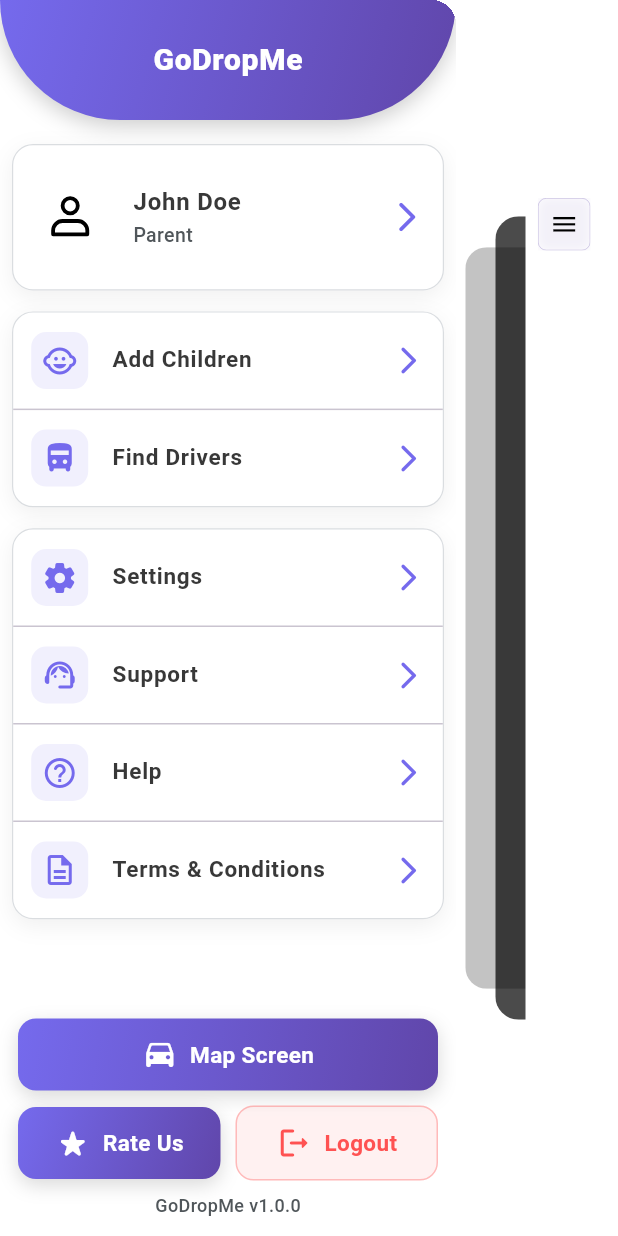
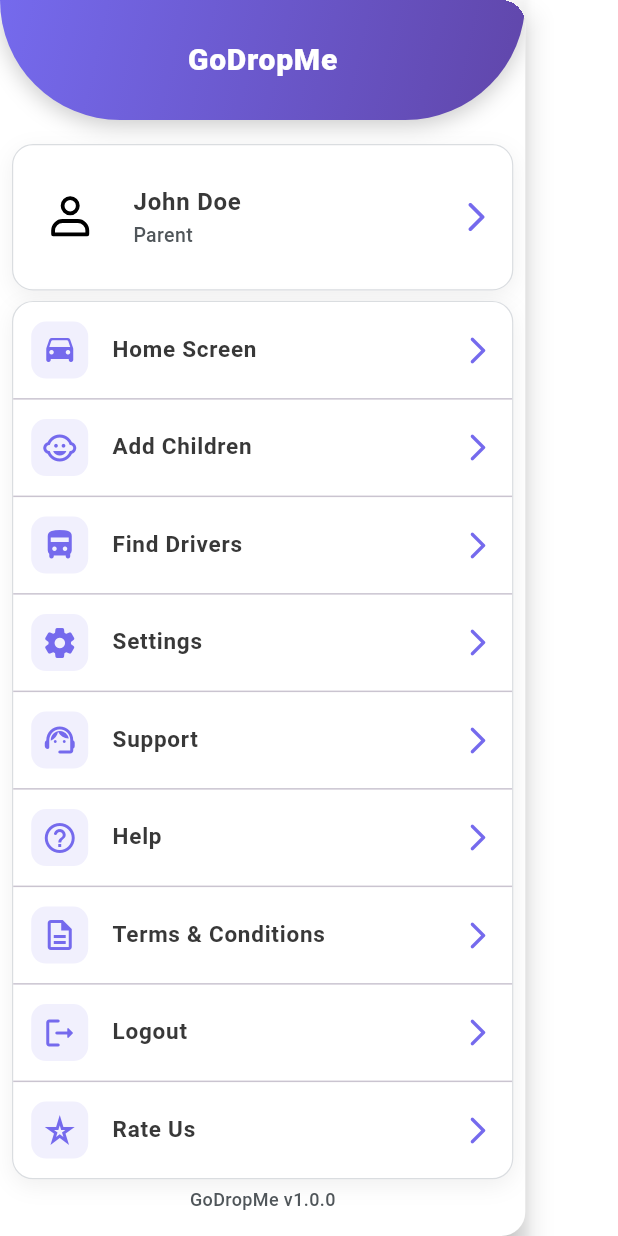
Before and after one commit to rayyankhan00776/GoDropMe, a Flutter app: the AddChildrenScreen screen opened by its route, after a tap on the "menu" icon, on a phone screen of 412 x 824 dp. Run offline on Flutter 3.47's test engine with Material 3 defaults, Android fonts, the phone set to English and light mode, and no system bars; drawn by our look-alikes of flutter_zoom_drawer; our stand-ins replace flutter_svg, get, google_maps_flutter, image_picker, shared_preferences; accounts and stored records are empty; project files that could hold a hidden picture were left out.

Commit message:
removed the google nav drawer and remove the button and added it to the list

```diff
--- a/lib/constants/app_strings.dart
+++ b/lib/constants/app_strings.dart
@@ -134,7 +134,7 @@ class AppStrings {
   static const drawerSupport = 'Support';
   static const drawerHelp = 'Help';
   static const drawerTerms = 'Terms & Conditions';
-  static const drawerMapScreen = 'Map Screen';
+  static const drawerMapScreen = 'Home Screen';
   static const drawerRateUs = 'Rate Us';
   static const drawerLogout = 'Logout';
   static const drawerVersionLabel = 'GoDropMe v1.0.0';
--- a/lib/features/parentSide/common widgets/drawer widgets/gradient_action_button.dart
+++ /dev/null
@@ -1,59 +0,0 @@
-// ignore_for_file: deprecated_member_use
-
-import 'package:flutter/material.dart';
-import 'package:godropme/utils/app_typography.dart';
-
-class DrawerGradientActionButton extends StatelessWidget {
-  final IconData icon;
-  final String label;
-  final List<Color> colors;
-  final VoidCallback? onTap;
-
-  const DrawerGradientActionButton({
-    super.key,
-    required this.icon,
-    required this.label,
-    required this.colors,
-    this.onTap,
-  });
-
-  @override
-  Widget build(BuildContext context) {
-    return GestureDetector(
-      onTap: onTap,
-      child: Container(
-        padding: const EdgeInsets.symmetric(vertical: 12, horizontal: 8),
-        decoration: BoxDecoration(
-          gradient: LinearGradient(
-            colors: colors,
-            begin: Alignment.topLeft,
-            end: Alignment.bottomRight,
-          ),
-          borderRadius: BorderRadius.circular(12),
-          boxShadow: [
-            BoxShadow(
-              color: Colors.black.withOpacity(0.15),
-              blurRadius: 10,
-              offset: const Offset(0, 4),
-            ),
-          ],
-        ),
-        child: Row(
-          mainAxisAlignment: MainAxisAlignment.center,
-          children: [
-            Icon(icon, color: Colors.white),
-            const SizedBox(width: 8),
-            Text(
-              label,
-              style: AppTypography.optionLineSecondary.copyWith(
-                color: Colors.white,
-                fontSize: 15,
-                fontWeight: FontWeight.w700,
-              ),
-            ),
-          ],
-        ),
-      ),
-    );
-  }
-}
--- a/lib/features/parentSide/common widgets/drawer widgets/outline_action_button.dart
+++ /dev/null
@@ -1,49 +0,0 @@
-// ignore_for_file: deprecated_member_use
-
-import 'package:flutter/material.dart';
-import 'package:godropme/utils/app_typography.dart';
-
-class DrawerOutlineActionButton extends StatelessWidget {
-  final IconData icon;
-  final String label;
-  final Color color;
-  final VoidCallback? onTap;
-
-  const DrawerOutlineActionButton({
-    super.key,
-    required this.icon,
-    required this.label,
-    required this.color,
-    this.onTap,
-  });
-
-  @override
-  Widget build(BuildContext context) {
-    return GestureDetector(
-      onTap: onTap,
-      child: Container(
-        padding: const EdgeInsets.symmetric(vertical: 12, horizontal: 8),
-        decoration: BoxDecoration(
-          color: color.withOpacity(0.08),
-          borderRadius: BorderRadius.circular(12),
-          border: Border.all(color: color.withOpacity(0.35)),
-        ),
-        child: Row(
-          mainAxisAlignment: MainAxisAlignment.center,
-          children: [
-            Icon(icon, color: color),
-            const SizedBox(width: 8),
-            Text(
-              label,
-              style: AppTypography.optionLineSecondary.copyWith(
-                color: color,
-                fontSize: 15,
-                fontWeight: FontWeight.w700,
-              ),
-            ),
-          ],
-        ),
-      ),
-    );
-  }
-}
--- a/lib/features/parentSide/common widgets/drawer.dart
+++ b/lib/features/parentSide/common widgets/drawer.dart
@@ -14,8 +14,6 @@ import 'package:godropme/features/parentSide/common widgets/drawer widgets/drawe
 import 'package:godropme/features/parentSide/common widgets/drawer widgets/drawer_card.dart';
 import 'package:godropme/features/parentSide/common widgets/drawer widgets/drawer_tile.dart';
 import 'package:godropme/features/parentSide/common widgets/drawer widgets/profile_tile.dart';
-import 'package:godropme/features/parentSide/common widgets/drawer widgets/gradient_action_button.dart';
-import 'package:godropme/features/parentSide/common widgets/drawer widgets/outline_action_button.dart';
 
 class ParentDrawer extends StatelessWidget {
   const ParentDrawer({super.key});
@@ -46,12 +44,18 @@ class ParentDrawer extends StatelessWidget {
                     ),
                   ),
 
-                  const SizedBox(height: 14),
+                  const SizedBox(height: 7),
 
                   // Quick actions
                   DrawerCard(
                     child: Column(
                       children: [
+                        DrawerTile(
+                          icon: Icons.drive_eta_rounded,
+                          title: AppStrings.drawerMapScreen,
+                          onTap: () => Get.offNamed(AppRoutes.parentmapScreen),
+                        ),
+                        const Divider(height: 1),
                         DrawerTile(
                           icon: Icons.child_care_rounded,
                           title: AppStrings.drawerAddChildren,
@@ -63,16 +67,8 @@ class ParentDrawer extends StatelessWidget {
                           title: AppStrings.drawerFindDrivers,
                           onTap: () => Get.offNamed(AppRoutes.findDrivers),
                         ),
-                      ],
-                    ),
-                  ),
+                        const Divider(height: 1),
 
-                  const SizedBox(height: 14),
-
-                  // App options
-                  DrawerCard(
-                    child: Column(
-                      children: [
                         DrawerTile(
                           icon: Icons.settings_rounded,
                           title: AppStrings.drawerSettings,
@@ -96,56 +92,22 @@ class ParentDrawer extends StatelessWidget {
                           title: AppStrings.drawerTerms,
                           onTap: () {},
                         ),
+                        const Divider(height: 1),
+                        DrawerTile(
+                          icon: Icons.logout_rounded,
+                          title: AppStrings.drawerLogout,
+                          onTap: () {},
+                        ),
+                        const Divider(height: 1),
+                        DrawerTile(
+                          icon: Icons.star_rate_outlined,
+                          title: AppStrings.drawerRateUs,
+                          onTap: () {},
+                        ),
                       ],
                     ),
                   ),
-                ],
-              ),
-            ),
-
-            // Sticky bottom: Rate Us, Logout and version
-            Padding(
-              padding: const EdgeInsets.fromLTRB(12, 0, 12, 12),
-              child: Column(
-                crossAxisAlignment: CrossAxisAlignment.stretch,
-                children: [
-                  // Map Screen button (full width) -> Navigate to Map Screen
-                  DrawerGradientActionButton(
-                    icon: Icons.drive_eta_rounded,
-                    label: AppStrings.drawerMapScreen,
-                    colors: const [AppColors.primary, AppColors.primaryDark],
-                    onTap: () => Get.offNamed(AppRoutes.parentmapScreen),
-                  ),
-                  const SizedBox(height: 10),
-                  Row(
-                    children: [
-                      Expanded(
-                        child: DrawerGradientActionButton(
-                          icon: Icons.star_rate_rounded,
-                          label: AppStrings.drawerRateUs,
-                          colors: const [
-                            AppColors.primary,
-                            AppColors.primaryDark,
-                          ],
-                          onTap: () {
-                            // TODO: Implement rate prompt or app store redirect
-                          },
-                        ),
-                      ),
-                      const SizedBox(width: 10),
-                      Expanded(
-                        child: DrawerOutlineActionButton(
-                          icon: Icons.logout_rounded,
-                          label: AppStrings.drawerLogout,
-                          color: Colors.redAccent,
-                          onTap: () {
-                            // TODO: Implement logout
-                          },
-                        ),
-                      ),
-                    ],
-                  ),
-                  const SizedBox(height: 8),
+                  const SizedBox(height: 5),
                   Center(
                     child: Text(
                       AppStrings.drawerVersionLabel,
@@ -156,6 +118,7 @@ class ParentDrawer extends StatelessWidget {
                       ),
                     ),
                   ),
+                  const SizedBox(height: 7),
                 ],
               ),
             ),
@@ -164,7 +127,5 @@ class ParentDrawer extends StatelessWidget {
       ),
     );
   }
-
   // (No local helpers; composition uses DrawerCard, DrawerTile, ProfileTile,
-  // DrawerGradientActionButton, and DrawerOutlineActionButton widgets.)
 }
--- a/lib/features/parentSide/common widgets/parent_drawer_shell.dart
+++ b/lib/features/parentSide/common widgets/parent_drawer_shell.dart
@@ -1,10 +1,9 @@
-// Reusable shell that provides the ZoomDrawer with the common Parent drawer
-// and a top-left glassy menu button overlay.
+// Reusable shell that provides a simple overlay drawer (no animation)
+// with a top-left glassy menu button.
 
 // ignore_for_file: deprecated_member_use
 
 import 'package:flutter/material.dart';
-import 'package:flutter_zoom_drawer/flutter_zoom_drawer.dart';
 import 'package:godropme/features/parentSide/common widgets/drawer.dart';
 import 'package:godropme/features/parentSide/common widgets/drawer_button.dart';
 import 'package:godropme/utils/responsive.dart';
@@ -19,16 +18,18 @@ class ParentDrawerShell extends StatefulWidget {
 }
 
 class _ParentDrawerShellState extends State<ParentDrawerShell> {
-  final ZoomDrawerController _zoomController = ZoomDrawerController();
+  bool _isOpen = false;
+
+  void _toggle() => setState(() => _isOpen = !_isOpen);
+  void _close() => setState(() => _isOpen = false);
 
   @override
   Widget build(BuildContext context) {
-    return ZoomDrawer(
-      controller: _zoomController,
-      menuScreen: const ParentDrawer(),
-      mainScreen: Stack(
+    final drawerWidth = Responsive.wp(context, 85);
+
+    return Stack(
       children: [
-          // Page content
+        // Main content remains full width/height regardless of drawer state
         Positioned.fill(child: widget.body),
 
         // Top-left drawer button
@@ -40,23 +41,37 @@ class _ParentDrawerShellState extends State<ParentDrawerShell> {
                 left: Responsive.scaleClamped(context, 12, 12, 12),
                 top: Responsive.scaleClamped(context, 12, 12, 12),
               ),
-                child: GlassDrawerButton(
-                  onPressed: () => _zoomController.toggle?.call(),
+              child: GlassDrawerButton(onPressed: _toggle),
             ),
+          ),
+        ),
+
+        // Overlay drawer (no animation). When open, show drawer on the left,
+        // overlaying content. Content is not resized or moved.
+        if (_isOpen) ...[
+          // Optional invisible tap area to close when tapping outside the drawer
+          Positioned.fill(
+            child: GestureDetector(
+              behavior: HitTestBehavior.opaque,
+              onTap: _close,
+              child: const SizedBox.shrink(),
+            ),
+          ),
+
+          Align(
+            alignment: Alignment.centerLeft,
+            child: Material(
+              elevation: 8,
+              color: Colors.transparent,
+              child: SizedBox(
+                width: drawerWidth,
+                height: double.infinity,
+                child: const ParentDrawer(),
               ),
             ),
           ),
         ],
-      ),
-      // Visual tuning for smooth animation (kept in sync across screens)
-      borderRadius: 24,
-      showShadow: true,
-      angle: 0.0,
-      slideWidth: Responsive.wp(context, 85),
-      openCurve: Curves.fastOutSlowIn,
-      closeCurve: Curves.easeInOut,
-      drawerShadowsBackgroundColor: Colors.black.withOpacity(0.2),
-      menuBackgroundColor: Colors.transparent,
+      ],
     );
   }
 }
```
Lines whose indentation alone changed are shown as unchanged.
